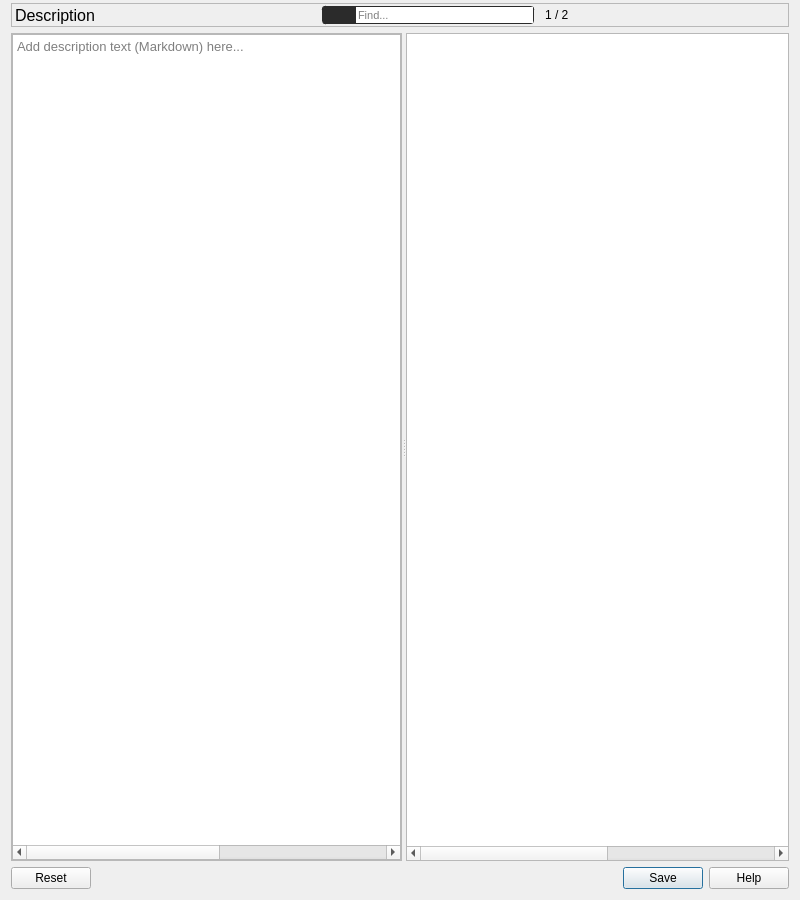
The window that library/ui/description.ui (swillisart/Relic) describes before a commit, drawn with Qt 5.
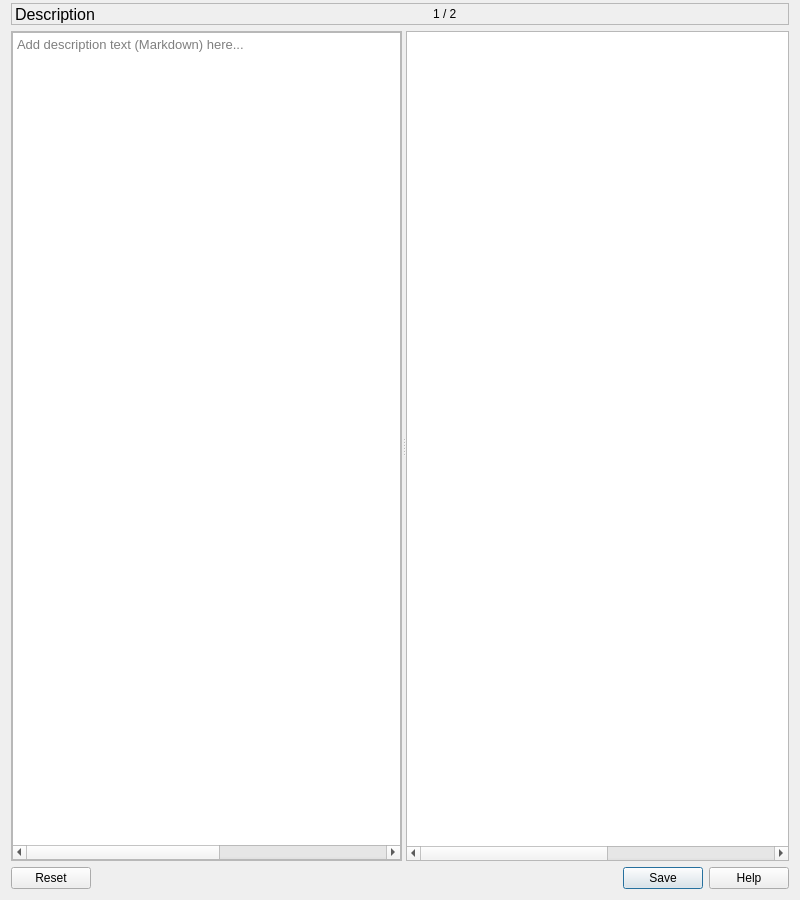
The same window after the commit. Icons and pictures are not drawn. Custom widgets are drawn as their Qt base class.

Commit message: style unification and pyinstaller multi-app build specification

What changed in the file:
```diff
--- a/library/ui/description.ui
+++ b/library/ui/description.ui
@@ -83,133 +83,27 @@
        </spacer>
       </item>
       <item>
-       <widget class="QFrame" name="filterFrame_2">
-        <property name="sizePolicy">
-         <sizepolicy hsizetype="Minimum" vsizetype="Minimum">
-          <horstretch>0</horstretch>
-          <verstretch>0</verstretch>
-         </sizepolicy>
+       <layout class="QHBoxLayout" name="filter_layout">
+        <property name="leftMargin">
+         <number>3</number>
         </property>
-        <property name="styleSheet">
-         <string notr="true">QFrame#filterFrame_2 {
-	margin: 2px;
-    border: 1px solid rgb(43, 43, 43);
-    background-color: rgb(43, 43, 43);
-    border-radius: 3px;
-}
-QFrame#filterFrame_2:hover {
-    border: 1px solid rgb(150, 146, 137);
-}</string>
+        <property name="topMargin">
+         <number>3</number>
         </property>
-        <property name="frameShape">
-         <enum>QFrame::StyledPanel</enum>
+        <property name="rightMargin">
+         <number>3</number>
         </property>
-        <property name="frameShadow">
-         <enum>QFrame::Plain</enum>
+        <property name="bottomMargin">
+         <number>3</number>
         </property>
-        <layout class="QHBoxLayout" name="horizontalLayout_11">
-         <property name="spacing">
-          <number>0</number>
-         </property>
-         <property name="leftMargin">
-          <number>1</number>
-         </property>
-         <property name="topMargin">
-          <number>0</number>
-         </property>
-         <property name="rightMargin">
-          <number>0</number>
-         </property>
-         <property name="bottomMargin">
-          <number>0</number>
-         </property>
-         <item>
-          <widget class="QPushButton" name="filterButton_2">
-           <property name="sizePolicy">
-            <sizepolicy hsizetype="Fixed" vsizetype="Fixed">
-             <horstretch>0</horstretch>
-             <verstretch>0</verstretch>
-            </sizepolicy>
-           </property>
-           <property name="styleSheet">
-            <string notr="true">QPushButton {
-    background-color: rgb(57, 57, 57);
-    padding: 0px;
-	border: none;
-}
-QPushButton:hover {
-    background-color: rgb(108, 108, 108);
-}
-QPushButton:checked {
-    background-color: rgb(43, 43, 43);
-}</string>
-           </property>
-           <property name="text">
-            <string/>
-           </property>
-           <property name="icon">
-            <iconset resource="../../resources.qrc">
-             <normaloff>:/resources/general/searchLight.svg</normaloff>:/resources/general/searchLight.svg</iconset>
-           </property>
-           <property name="iconSize">
-            <size>
-             <width>18</width>
-             <height>18</height>
-            </size>
-           </property>
-           <property name="checkable">
-            <bool>true</bool>
-           </property>
-           <property name="checked">
-            <bool>true</bool>
-           </property>
-           <property name="flat">
-            <bool>false</bool>
-           </property>
-          </widget>
-         </item>
-         <item>
-          <widget class="QLineEdit" name="filter_box">
-           <property name="sizePolicy">
-            <sizepolicy hsizetype="MinimumExpanding" vsizetype="Minimum">
-             <horstretch>0</horstretch>
-             <verstretch>0</verstretch>
-            </sizepolicy>
-           </property>
-           <property name="minimumSize">
-            <size>
-             <width>128</width>
-             <height>0</height>
-            </size>
-           </property>
-           <property name="font">
-            <font>
-             <pointsize>8</pointsize>
-            </font>
-           </property>
-           <property name="frame">
-            <bool>false</bool>
-           </property>
-           <property name="placeholderText">
-            <string>Find...</string>
-           </property>
-           <property name="clearButtonEnabled">
-            <bool>true</bool>
-           </property>
-          </widget>
-         </item>
-        </layout>
-       </widget>
-      </item>
-      <item>
-       <widget class="QLabel" name="found_results_label">
-        <property name="styleSheet">
-         <string notr="true">background-color: transparent;</string>
-        </property>
-        <property name="text">
-         <string>1 / 2</string>
-        </property>
-       </widget>
+        <item>
+         <widget class="QLabel" name="found_results_label">
+          <property name="text">
+           <string>1 / 2</string>
+          </property>
+         </widget>
+        </item>
+       </layout>
       </item>
       <item>
        <spacer name="horizontalSpacer_6">
```
Left out of the diff: 4 changed lines with no effect on the pictures. The commit also changes 137 other files.
